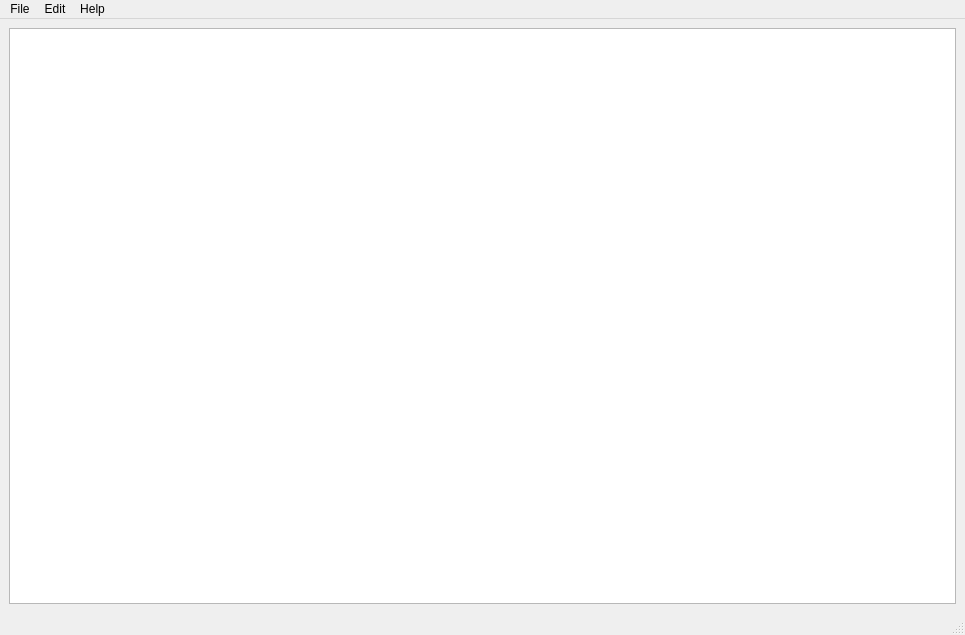
Old version of the form editor.ui in the repository Integration-Automation/JEDITOR.
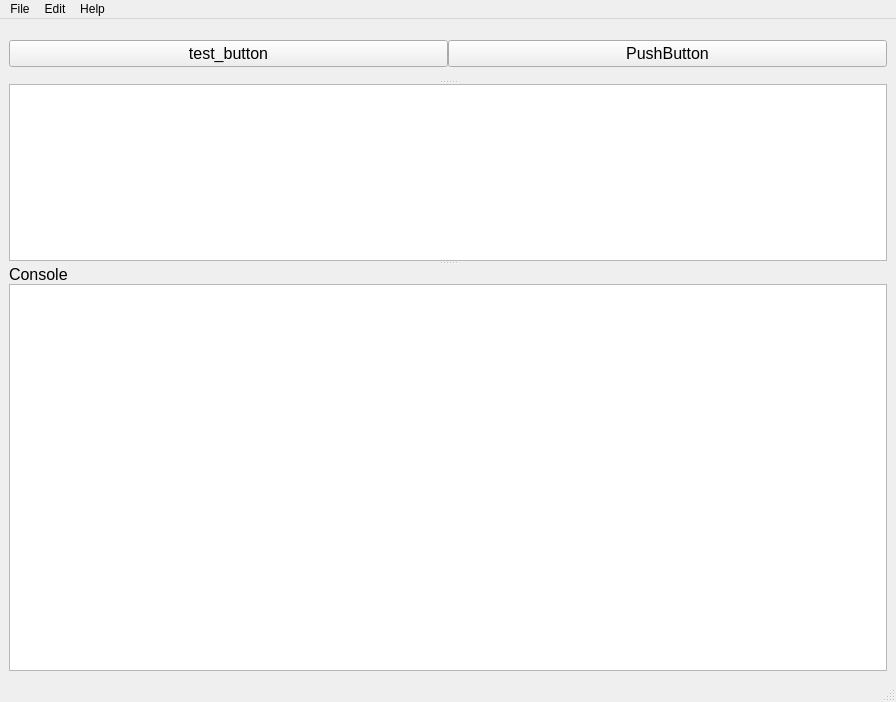
New version of the form.

```diff
--- a/editor.ui
+++ b/editor.ui
@@ -6,37 +6,134 @@
    <rect>
     <x>0</x>
     <y>0</y>
-    <width>965</width>
-    <height>635</height>
+    <width>896</width>
+    <height>702</height>
    </rect>
   </property>
   <property name="windowTitle">
    <string>MainWindow</string>
   </property>
   <widget class="QWidget" name="centralwidget">
-   <layout class="QHBoxLayout" name="horizontalLayout">
+   <layout class="QVBoxLayout" name="verticalLayout_5">
     <item>
-     <layout class="QGridLayout" name="main_top_grid_layout">
-      <property name="sizeConstraint">
-       <enum>QLayout::SetMaximumSize</enum>
+     <widget class="QSplitter" name="splitter">
+      <property name="orientation">
+       <enum>Qt::Vertical</enum>
       </property>
-      <item row="0" column="0">
-       <widget class="QPlainTextEdit" name="code_edit">
-        <property name="font">
-         <font>
-          <family>Arial</family>
-          <pointsize>12</pointsize>
-         </font>
+      <widget class="QWidget" name="horizontalLayoutWidget">
+       <layout class="QHBoxLayout" name="horizontalLayout_2">
+        <property name="spacing">
+         <number>0</number>
         </property>
-        <property name="sizeAdjustPolicy">
-         <enum>QAbstractScrollArea::AdjustToContents</enum>
+        <property name="sizeConstraint">
+         <enum>QLayout::SetDefaultConstraint</enum>
         </property>
-        <property name="tabStopWidth">
-         <number>40</number>
+        <item>
+         <widget class="QPushButton" name="test_button">
+          <property name="font">
+           <font>
+            <family>Arial</family>
+            <pointsize>12</pointsize>
+           </font>
+          </property>
+          <property name="text">
+           <string>test_button</string>
+          </property>
+         </widget>
+        </item>
+        <item>
+         <widget class="QPushButton" name="pushButton">
+          <property name="font">
+           <font>
+            <family>Arial</family>
+            <pointsize>12</pointsize>
+           </font>
+          </property>
+          <property name="text">
+           <string>PushButton</string>
+          </property>
+         </widget>
+        </item>
+       </layout>
+      </widget>
+      <widget class="QWidget" name="verticalLayoutWidget">
+       <layout class="QVBoxLayout" name="verticalLayout_2">
+        <property name="spacing">
+         <number>0</number>
         </property>
-       </widget>
-      </item>
-     </layout>
+        <item>
+         <widget class="QPlainTextEdit" name="code_edit">
+          <property name="sizePolicy">
+           <sizepolicy hsizetype="Expanding" vsizetype="Expanding">
+            <horstretch>0</horstretch>
+            <verstretch>0</verstretch>
+           </sizepolicy>
+          </property>
+          <property name="font">
+           <font>
+            <family>Arial</family>
+            <pointsize>12</pointsize>
+           </font>
+          </property>
+          <property name="sizeAdjustPolicy">
+           <enum>QAbstractScrollArea::AdjustToContents</enum>
+          </property>
+          <property name="tabStopWidth">
+           <number>40</number>
+          </property>
+         </widget>
+        </item>
+       </layout>
+      </widget>
+      <widget class="QWidget" name="verticalLayoutWidget_2">
+       <layout class="QVBoxLayout" name="verticalLayout_4">
+        <property name="spacing">
+         <number>0</number>
+        </property>
+        <item>
+         <widget class="QLabel" name="console_label">
+          <property name="font">
+           <font>
+            <family>Arial</family>
+            <pointsize>12</pointsize>
+           </font>
+          </property>
+          <property name="text">
+           <string>Console</string>
+          </property>
+         </widget>
+        </item>
+        <item>
+         <widget class="QPlainTextEdit" name="console">
+          <property name="enabled">
+           <bool>true</bool>
+          </property>
+          <property name="sizePolicy">
+           <sizepolicy hsizetype="Expanding" vsizetype="Expanding">
+            <horstretch>0</horstretch>
+            <verstretch>0</verstretch>
+           </sizepolicy>
+          </property>
+          <property name="font">
+           <font>
+            <family>Arial</family>
+            <pointsize>12</pointsize>
+           </font>
+          </property>
+          <property name="lineWidth">
+           <number>1</number>
+          </property>
+          <property name="readOnly">
+           <bool>true</bool>
+          </property>
+          <property name="tabStopWidth">
+           <number>40</number>
+          </property>
+         </widget>
+        </item>
+       </layout>
+      </widget>
+     </widget>
     </item>
    </layout>
   </widget>
@@ -45,7 +142,7 @@
     <rect>
      <x>0</x>
      <y>0</y>
-     <width>965</width>
+     <width>896</width>
      <height>21</height>
     </rect>
    </property>
```
Left out of the diff: 2 changed lines with no effect on the pictures.
